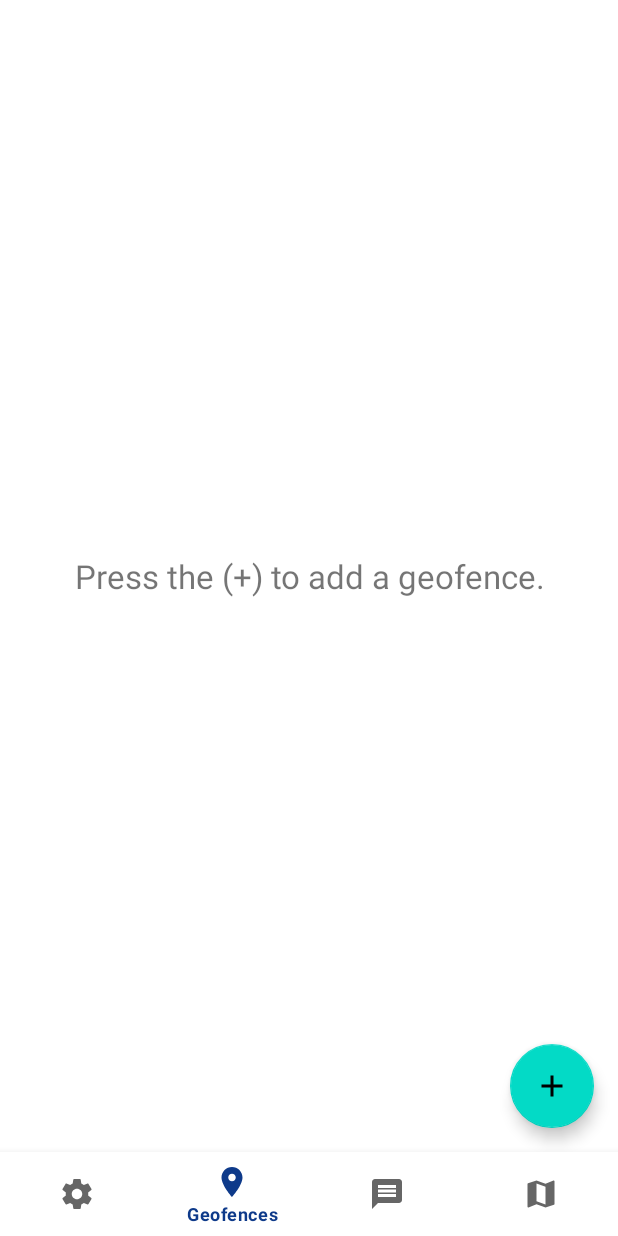
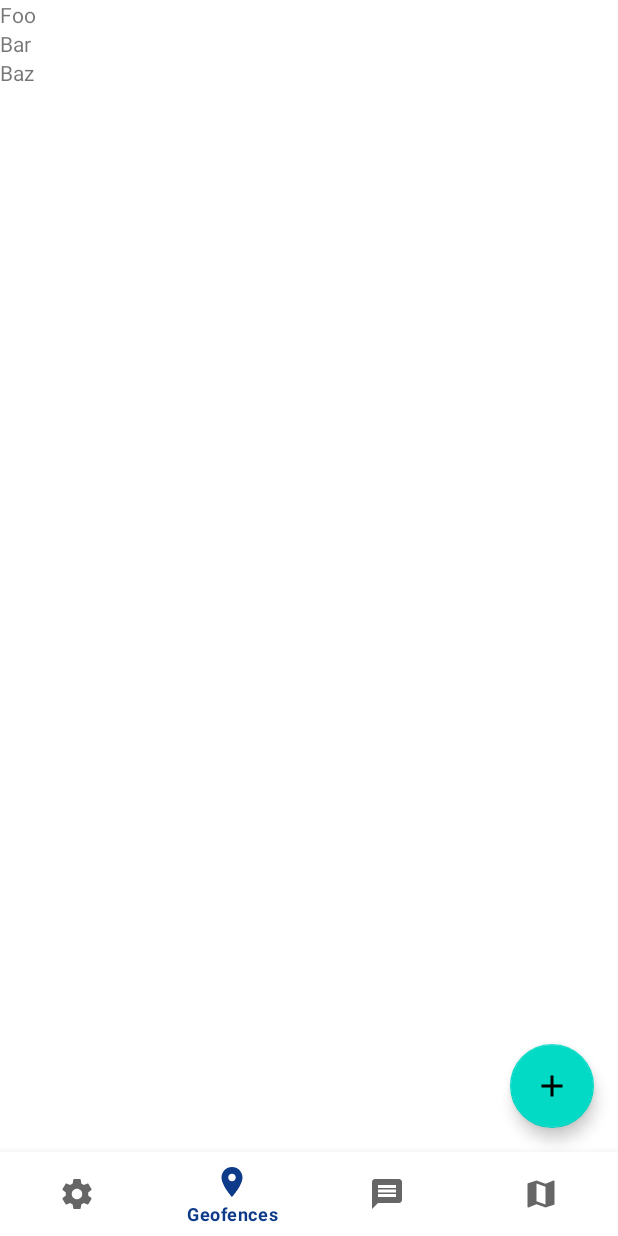
Before and after one commit to benjaminplee/riogeo, an Android app: the screen it shows after launch (MainActivity), on a phone screen of 412 x 824 dp. Run offline under Robolectric (Android 15) with nearby library versions, the phone set to English and light mode, and no system bars.

```diff
--- a/app/src/main/java/yardspoon/riogeo/ui/GeofencesFragment.kt
+++ b/app/src/main/java/yardspoon/riogeo/ui/GeofencesFragment.kt
@@ -4,10 +4,14 @@ import android.os.Bundle
 import android.view.LayoutInflater
 import android.view.View
 import android.view.ViewGroup
-import android.widget.Toast
+import android.widget.TextView
 import androidx.fragment.app.Fragment
+import androidx.recyclerview.widget.LinearLayoutManager
+import androidx.recyclerview.widget.RecyclerView
 import kotlinx.android.synthetic.main.fragment_geofences.*
+import kotlinx.android.synthetic.main.list_item_geofence.view.*
 import yardspoon.riogeo.R
+import java.util.*
 
 class GeofencesFragment : Fragment() {
 
@@ -16,10 +20,35 @@ class GeofencesFragment : Fragment() {
     }
 
     override fun onViewCreated(view: View, savedInstanceState: Bundle?) {
-        add_fab.setOnClickListener {
-            Toast.makeText(context, "Fab touched", Toast.LENGTH_SHORT).show()
+        val datasource = mutableListOf("Foo", "Bar", "Baz")
+        val geofenceListAdapter = GeofenceListAdapter(datasource)
+
+        geofences_list.apply {
+            setHasFixedSize(true)
+            layoutManager = LinearLayoutManager(context)
+            adapter = geofenceListAdapter
         }
 
-        empty_message.visibility = View.VISIBLE
+        add_fab.setOnClickListener {
+            datasource.add(0, Random().nextLong().toString())
+            geofenceListAdapter.notifyItemInserted(0)
+        }
+
+        empty_message.visibility = if (datasource.isEmpty()) View.VISIBLE else View.GONE
     }
 }
+
+private class GeofenceListAdapter(private val datasource: List<String>) : RecyclerView.Adapter<GeofenceListAdapter.ViewHolder>() {
+
+    override fun onCreateViewHolder(parent: ViewGroup, viewType: Int): ViewHolder =
+            ViewHolder(LayoutInflater.from(parent.context).inflate(R.layout.list_item_geofence, parent, false))
+
+    override fun getItemCount(): Int = datasource.size
+
+    override fun onBindViewHolder(holder: ViewHolder, position: Int) {
+        holder.name.text = datasource[position]
+    }
+
+    class ViewHolder(view: View, val name: TextView = view.name) : RecyclerView.ViewHolder(view)
+
+}
--- a/app/src/main/res/layout/fragment_geofences.xml
+++ b/app/src/main/res/layout/fragment_geofences.xml
@@ -9,7 +9,8 @@
         android:id="@+id/geofences_list"
         android:layout_width="match_parent"
         android:layout_height="match_parent"
-        android:orientation="vertical" />
+        android:orientation="vertical"
+        android:scrollbars="vertical" />
 
     <TextView
         android:id="@+id/empty_message"
--- /dev/null
+++ b/app/src/main/res/layout/list_item_geofence.xml
@@ -0,0 +1,13 @@
+<?xml version="1.0" encoding="utf-8"?>
+<FrameLayout xmlns:android="http://schemas.android.com/apk/res/android"
+    xmlns:tools="http://schemas.android.com/tools"
+    android:layout_width="match_parent"
+    android:layout_height="wrap_content">
+
+    <TextView
+        android:id="@+id/name"
+        android:layout_width="match_parent"
+        android:layout_height="wrap_content"
+        tools:text="The Arch" />
+
+</FrameLayout>
```
